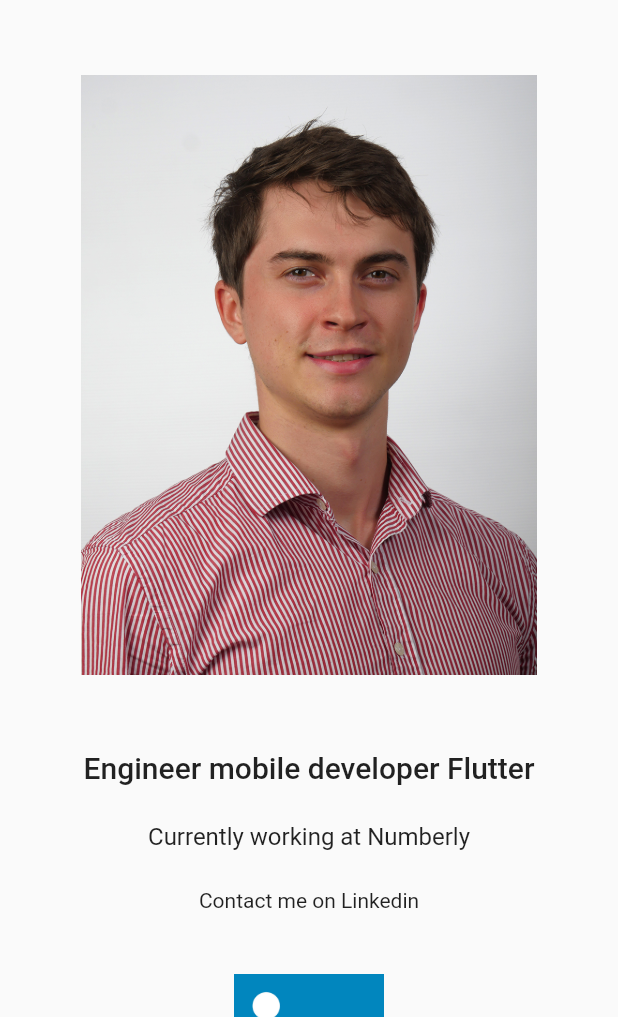
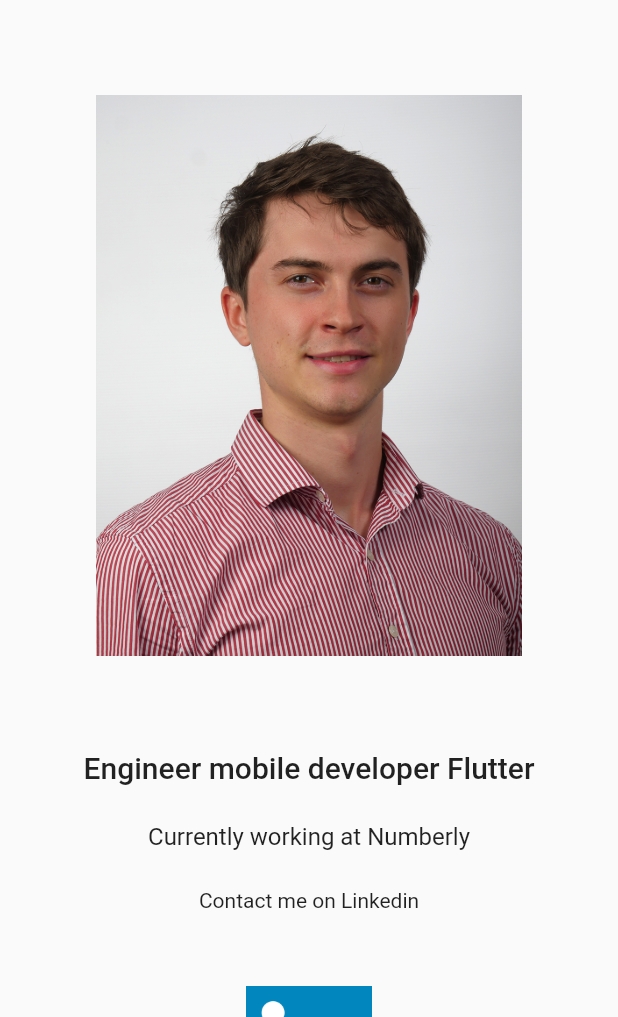
Before and after one commit to dleurs/personal-website, a Flutter app: the screen it shows after launch, on a phone screen of 412 x 824 dp, the part 219-1236 px from its top. Run offline on Flutter 3.47's test engine with Material 2 defaults, Android fonts, the phone set to English and light mode, and no system bars; our stand-ins replace equatable, shared_preferences.

Commit message:
New interface for large screen

```diff
--- a/lib/ui/screens/base_screen.dart
+++ b/lib/ui/screens/base_screen.dart
@@ -58,7 +58,7 @@ abstract class BaseScreenState<T extends StatefulWidget> extends State<T> {
   Widget buildScreen(BuildContext context) {
     //Returns the widget which is more appropriate for the screen size
     return LayoutBuilder(builder: (context, constraints) {
-      if (kIsWeb && constraints.maxWidth > Const.mediumScreen) {
+      if (constraints.maxWidth > Const.mediumScreen) {
         return buildLargeScreen(context);
       } else {
         return buildSmallScreen(context);
--- a/lib/ui/screens/home_screen.dart
+++ b/lib/ui/screens/home_screen.dart
@@ -33,10 +33,15 @@ class _HomeScreenState extends BaseScreenState<HomeScreen> {
           style: Theme.of(context).textTheme.headline4,
         ),
       ),
-      SizedBox(height: 50),
-      ConstrainedBox(
+      SizedBox(height: Const.largePadding),
+      Center(
+        child: ConstrainedBox(
           constraints: BoxConstraints(maxWidth: 400, maxHeight: 400),
+          child: Padding(
+            padding: const EdgeInsets.all(Const.smallPadding),
             child: Image.asset('assets/images/Dimitri_Leurs_Numberly.jpg'),
+          ),
+        ),
       ),
     ];
   }
@@ -66,16 +71,23 @@ class _HomeScreenState extends BaseScreenState<HomeScreen> {
         ),
       ),
       SizedBox(height: Const.mediumPadding),
-      GestureDetector(
+      Center(
+        child: GestureDetector(
             onTap: _launchURL,
+            child: FittedBox(
+              fit: BoxFit.fitWidth,
               child: ConstrainedBox(
                 constraints: BoxConstraints(maxWidth: 100, maxHeight: 100),
-            child: Image.asset(
-                'assets/images/second_linkedin.jpg'), //Image.asset('assets/images/linkedin.jpg'),
+                child: Padding(
+                  padding: const EdgeInsets.all(8.0),
+                  child: Image.asset('assets/images/second_linkedin.jpg'),
+                ), //Image.asset('assets/images/linkedin.jpg'),
+              ),
             )),
+      ),
       SizedBox(height: Const.largePadding),
       Center(
-        child: RaisedButton(
+        child: ElevatedButton(
           onPressed: () {
             (Router.of(context).routerDelegate as MyRouterDelegate)
                 .toDetailScreen();
@@ -93,32 +105,68 @@ class _HomeScreenState extends BaseScreenState<HomeScreen> {
     ];
   }
 
+  List<Widget> fakeChapter(
+      BuildContext context, int numChapter, bool secondText) {
+    return [
+      Padding(
+        padding: const EdgeInsets.fromLTRB(Const.largePadding,
+            Const.smallPadding, Const.largePadding, Const.smallPadding),
+        child: Text(
+          "Lorem Ipsum " + numChapter.toString(),
+          style: Theme.of(context).textTheme.headline4,
+        ),
+      ),
+      Padding(
+        padding: const EdgeInsets.fromLTRB(Const.mediumPadding,
+            Const.smallPadding, Const.mediumPadding, Const.smallPadding),
+        child: Text(
+            "Lorem ipsum dolor sit amet, consectetur adipiscing elit, sed do eiusmod tempor incididunt ut labore et dolore magna aliqua. Ut enim ad minim veniam, quis nostrud exercitation ullamco laboris nisi ut aliquip ex ea commodo consequat. Duis aute irure dolor in reprehenderit in voluptate velit esse cillum dolore eu fugiat nulla pariatur. Excepteur sint occaecat cupidatat non proident, sunt in culpa qui officia deserunt mollit anim id est laborum."),
+      ),
+      (secondText)
+          ? Padding(
+              padding: const EdgeInsets.fromLTRB(Const.mediumPadding,
+                  Const.smallPadding, Const.mediumPadding, Const.smallPadding),
+              child: Text(
+                  "Sed ut perspiciatis unde omnis iste natus error sit voluptatem accusantium doloremque laudantium, totam rem aperiam, eaque ipsa quae ab illo inventore veritatis et quasi architecto beatae vitae dicta sunt explicabo. Nemo enim ipsam voluptatem quia voluptas sit aspernatur aut odit aut fugit, sed quia consequuntur magni dolores eos qui ratione voluptatem sequi nesciunt. Neque porro quisquam est, qui dolorem ipsum quia dolor sit amet, consectetur, adipisci velit, sed quia non numquam eius modi tempora incidunt ut labore et dolore magnam aliquam quaerat voluptatem. Ut enim ad minima veniam, quis nostrum exercitationem ullam corporis suscipit laboriosam, nisi ut aliquid ex ea commodi consequatur? Quis autem vel eum iure reprehenderit qui in ea voluptate velit esse quam nihil molestiae consequatur, vel illum qui dolorem eum fugiat quo voluptas nulla pariatur?"))
+          : SizedBox()
+    ];
+  }
+
   @override
   Widget buildLargeScreen(BuildContext context) {
-    return Center(
-      child: ListView(
-          //mainAxisAlignment: MainAxisAlignment.center,
+    return Row(crossAxisAlignment: CrossAxisAlignment.start, children: [
+      Expanded(
+        flex: 1,
+        child: SingleChildScrollView(
+          child: Column(
             children: [
               SizedBox(height: Const.largePadding),
-            Row(children: [
-              Expanded(
-                flex: 1,
-                child: Center(
-                  child: Column(
-                    children: nameAndPicture(context),
+              ...nameAndPicture(context),
+              SizedBox(height: Const.largePadding),
+              ...linkedinAndThank(context),
+            ],
           ),
         ),
       ),
       SizedBox(height: Const.largePadding),
       Expanded(
-                flex: 1,
-                child: Center(
-                  child: Column(children: linkedinAndThank(context)),
+        flex: 2,
+        child: SingleChildScrollView(
+          child:
+              Column(crossAxisAlignment: CrossAxisAlignment.start, children: [
+            SizedBox(height: Const.largePadding),
+            SizedBox(height: Const.largePadding),
+            ...fakeChapter(context, 1, false),
+            SizedBox(height: Const.largePadding),
+            ...fakeChapter(context, 2, true),
+            SizedBox(height: Const.largePadding),
+            ...fakeChapter(context, 3, false),
+            SizedBox(height: Const.largePadding),
+            ...fakeChapter(context, 4, true),
+          ]),
         ),
       ),
-            ]),
-          ]),
-    );
+    ]);
   }
 
   @override
@@ -131,6 +179,14 @@ class _HomeScreenState extends BaseScreenState<HomeScreen> {
             ...nameAndPicture(context),
             SizedBox(height: Const.largePadding),
             ...linkedinAndThank(context),
+            SizedBox(height: Const.largePadding),
+            ...fakeChapter(context, 1, false),
+            SizedBox(height: Const.largePadding),
+            ...fakeChapter(context, 2, true),
+            SizedBox(height: Const.largePadding),
+            ...fakeChapter(context, 3, false),
+            SizedBox(height: Const.largePadding),
+            ...fakeChapter(context, 4, true),
           ]),
     );
   }
```
Also changed, not shown: .github/workflows/workflow.yaml. Lines whose indentation alone changed are shown as unchanged.
